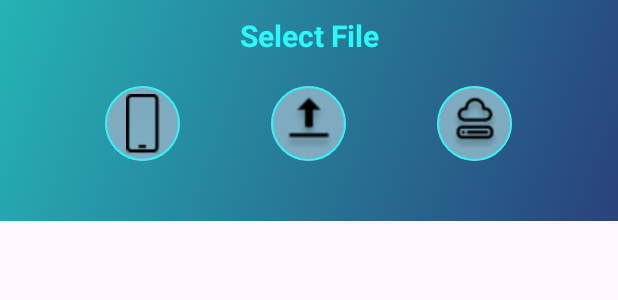
After one commit to akp660/Data-Encryption, an Android app: the layout upload_file_view.xml on its own in the app's theme, with its tools: preview values and no code run, on a phone screen of 412 x 824 dp. The commit adds this screen. Shown: the top 300 px of the screen. Run offline under Robolectric (Android 15) with nearby library versions, the phone set to English and light mode, and no system bars; Roboto replaces fonts that are not available here.

Commit message:
upload file view card

```diff
--- a/app/build.gradle
+++ b/app/build.gradle
@@ -38,4 +38,6 @@ dependencies {
     testImplementation libs.junit
     androidTestImplementation libs.ext.junit
     androidTestImplementation libs.espresso.core
+
+    implementation 'com.google.android.flexbox:flexbox:3.0.0'
 }
--- a/app/src/main/AndroidManifest.xml
+++ b/app/src/main/AndroidManifest.xml
@@ -16,15 +16,18 @@
         tools:targetApi="31">
         <activity
             android:name=".home_page"
-            android:exported="false" />
-        <activity
-            android:name=".MainActivity"
             android:exported="true">
+
             <intent-filter>
                 <action android:name="android.intent.action.MAIN" />
 
                 <category android:name="android.intent.category.LAUNCHER" />
             </intent-filter>
+        </activity>
+        <activity
+            android:name=".MainActivity"
+            android:exported="true">
+
         </activity>
 
         <meta-data
--- a/app/src/main/res/layout/activity_home_page.xml
+++ b/app/src/main/res/layout/activity_home_page.xml
@@ -75,13 +75,27 @@
                 <com.google.android.material.card.MaterialCardView
                     android:id="@+id/materialCardView"
                     android:layout_width="match_parent"
-                    android:layout_height="230dp"
+                    android:layout_height="wrap_content"
                     app:cardBackgroundColor="#51FFFFFF"
                     app:layout_constraintBottom_toBottomOf="parent"
                     app:layout_constraintEnd_toEndOf="parent"
                     app:layout_constraintStart_toStartOf="parent"
                     app:layout_constraintTop_toTopOf="parent"
-                    app:strokeColor="#666666" />
+                    app:strokeColor="#666666">
+
+                    <androidx.constraintlayout.widget.ConstraintLayout
+                        android:layout_width="match_parent"
+                        android:layout_height="match_parent">
+
+                    <include
+                        layout="@layout/upload_file_view"
+                        android:layout_width="match_parent"
+                        android:layout_height="wrap_content"/>
+
+
+                    </androidx.constraintlayout.widget.ConstraintLayout>
+
+                </com.google.android.material.card.MaterialCardView>
 
             </androidx.constraintlayout.widget.ConstraintLayout>
 
--- /dev/null
+++ b/app/src/main/res/layout/upload_file_view.xml
@@ -0,0 +1,119 @@
+<?xml version="1.0" encoding="utf-8"?>
+<androidx.constraintlayout.widget.ConstraintLayout xmlns:android="http://schemas.android.com/apk/res/android"
+    xmlns:app="http://schemas.android.com/apk/res-auto"
+    xmlns:tools="http://schemas.android.com/tools"
+    android:layout_width="match_parent"
+    android:layout_height="wrap_content"
+    android:background="@drawable/gradient_background">
+
+
+    <TextView
+        android:id="@+id/header"
+        android:layout_width="wrap_content"
+        android:layout_height="wrap_content"
+        android:layout_marginTop="10dp"
+        android:text="Select File"
+        android:textColor="#2CF7F9"
+        android:textSize="20sp"
+        android:textStyle="bold"
+        app:layout_constraintEnd_toEndOf="parent"
+        app:layout_constraintHorizontal_bias="0.5"
+        app:layout_constraintStart_toStartOf="parent"
+        app:layout_constraintTop_toTopOf="parent" />
+
+    <com.google.android.flexbox.FlexboxLayout
+        android:layout_width="match_parent"
+        android:layout_height="100dp"
+        android:layout_marginTop="10dp"
+        android:orientation="horizontal"
+        android:paddingVertical="10dp"
+        android:paddingHorizontal="40dp"
+        app:alignContent="center"
+        app:justifyContent="space_around"
+        app:layout_constraintEnd_toEndOf="parent"
+        app:layout_constraintHorizontal_bias="0.5"
+        app:layout_constraintStart_toStartOf="parent"
+        app:layout_constraintTop_toBottomOf="@+id/header">
+
+
+        <com.google.android.material.card.MaterialCardView
+            android:layout_width="50dp"
+            android:layout_height="50dp"
+            app:cardCornerRadius="50dp"
+            app:strokeColor="#2BF7F9">
+
+            <androidx.constraintlayout.widget.ConstraintLayout
+                android:layout_width="match_parent"
+                android:layout_height="match_parent"
+                android:background="#7EABBF">
+
+                <ImageView
+                    android:layout_width="40dp"
+                    android:layout_height="40dp"
+                    android:src="@drawable/phone"
+                    app:layout_constraintBottom_toBottomOf="parent"
+                    app:layout_constraintEnd_toEndOf="parent"
+                    app:layout_constraintStart_toStartOf="parent"
+                    app:layout_constraintTop_toTopOf="parent" />
+
+
+            </androidx.constraintlayout.widget.ConstraintLayout>
+
+        </com.google.android.material.card.MaterialCardView>
+
+
+        <com.google.android.material.card.MaterialCardView
+            android:layout_width="50dp"
+            android:layout_height="50dp"
+            app:cardCornerRadius="50dp"
+            app:strokeColor="#2BF7F9">
+
+            <androidx.constraintlayout.widget.ConstraintLayout
+                android:layout_width="match_parent"
+                android:layout_height="match_parent"
+                android:background="#7EABBF">
+
+                <ImageView
+                    android:layout_width="40dp"
+                    android:layout_height="40dp"
+                    android:src="@drawable/upload"
+                    app:layout_constraintBottom_toBottomOf="parent"
+                    app:layout_constraintEnd_toEndOf="parent"
+                    app:layout_constraintStart_toStartOf="parent"
+                    app:layout_constraintTop_toTopOf="parent" />
+
+
+            </androidx.constraintlayout.widget.ConstraintLayout>
+
+        </com.google.android.material.card.MaterialCardView>
+
+        <com.google.android.material.card.MaterialCardView
+            android:layout_width="50dp"
+            android:layout_height="50dp"
+            app:cardCornerRadius="50dp"
+            app:strokeColor="#2BF7F9">
+
+            <androidx.constraintlayout.widget.ConstraintLayout
+                android:layout_width="match_parent"
+                android:layout_height="match_parent"
+                android:background="#7EABBF">
+
+                <ImageView
+                    android:layout_width="40dp"
+                    android:layout_height="40dp"
+                    android:src="@drawable/cloud"
+                    app:layout_constraintBottom_toBottomOf="parent"
+                    app:layout_constraintEnd_toEndOf="parent"
+                    app:layout_constraintStart_toStartOf="parent"
+                    app:layout_constraintTop_toTopOf="parent" />
+
+
+            </androidx.constraintlayout.widget.ConstraintLayout>
+
+        </com.google.android.material.card.MaterialCardView>
+
+
+
+    </com.google.android.flexbox.FlexboxLayout>
+
+</androidx.constraintlayout.widget.ConstraintLayout>
```
Also changed, not shown: app/src/main/res/drawable/cloud.png (added), app/src/main/res/drawable/phone.png (added), app/src/main/res/drawable/upload.png (added).
